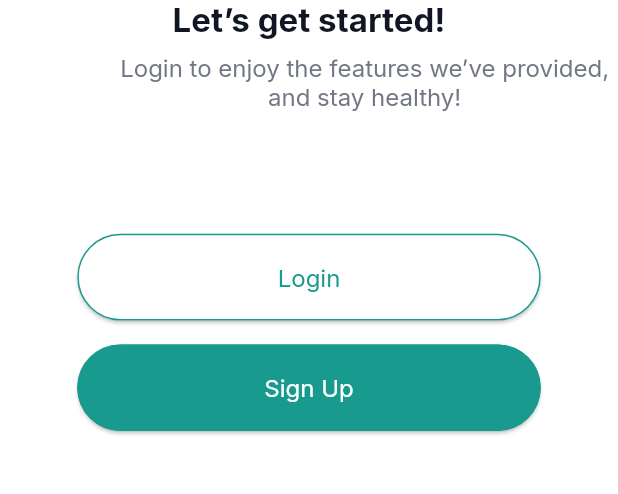
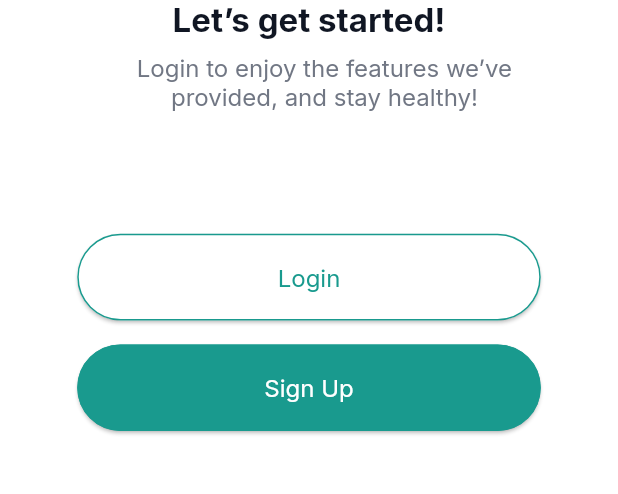
Before and after one commit to fanuelal/wegesha_client, a Flutter app: the screen it shows after launch, on a phone screen of 412 x 824 dp, the part 494-988 px from its top. Run offline on Flutter 3.47's test engine with Material 3 defaults, Android fonts, the phone set to English and light mode, and no system bars; our stand-ins replace google_fonts.

Commit message:
auth_type fix

```diff
--- a/lib/screens/auth_type.dart
+++ b/lib/screens/auth_type.dart
@@ -14,7 +14,8 @@
   @override
   Widget build(BuildContext context) {
     final size = MediaQuery.of(context).size;
-    return Column(
+    return SafeArea(
+      child: Column(
         children: [
           Column(
             children: [
@@ -37,7 +38,8 @@
                   Padding(
                     padding: EdgeInsets.only(
                         top: size.height * 0.01,
-                      left: size.width * 0.18,
+                        left: size.width * 0.15,
+                        right: size.width * 0.1,
                         bottom: size.height * 0.1),
                     child: DefaultTextStyle(
                       style: GoogleFonts.inter(
@@ -74,6 +76,7 @@
             onTap: () {},
           )
         ],
+      ),
     );
   }
 }
```
Lines whose indentation alone changed are shown as unchanged.
